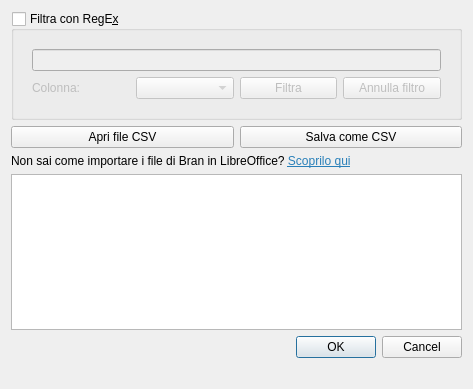
This is forms/tableeditor.ui in zorbaproject/Bran as Qt 5 draws it before an edit. The edited form follows.
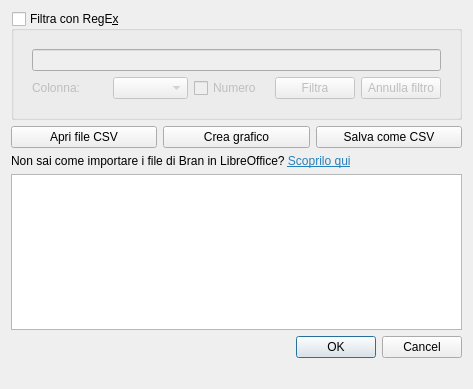
This is the edited form.

What changed in the file:
```diff
--- a/forms/tableeditor.ui
+++ b/forms/tableeditor.ui
@@ -44,6 +44,13 @@
            <item>
             <widget class="QComboBox" name="ccolumn"/>
            </item>
+           <item>
+            <widget class="QCheckBox" name="filtronumerico">
+             <property name="text">
+              <string>Numero</string>
+             </property>
+            </widget>
+           </item>
            <item>
             <widget class="QPushButton" name="dofiltra">
              <property name="text">
@@ -75,6 +82,13 @@
        </property>
       </widget>
      </item>
+     <item>
+      <widget class="QPushButton" name="creagrafico">
+       <property name="text">
+        <string>Crea grafico</string>
+       </property>
+      </widget>
+     </item>
      <item>
       <widget class="QPushButton" name="salvacsv">
        <property name="text">
```
